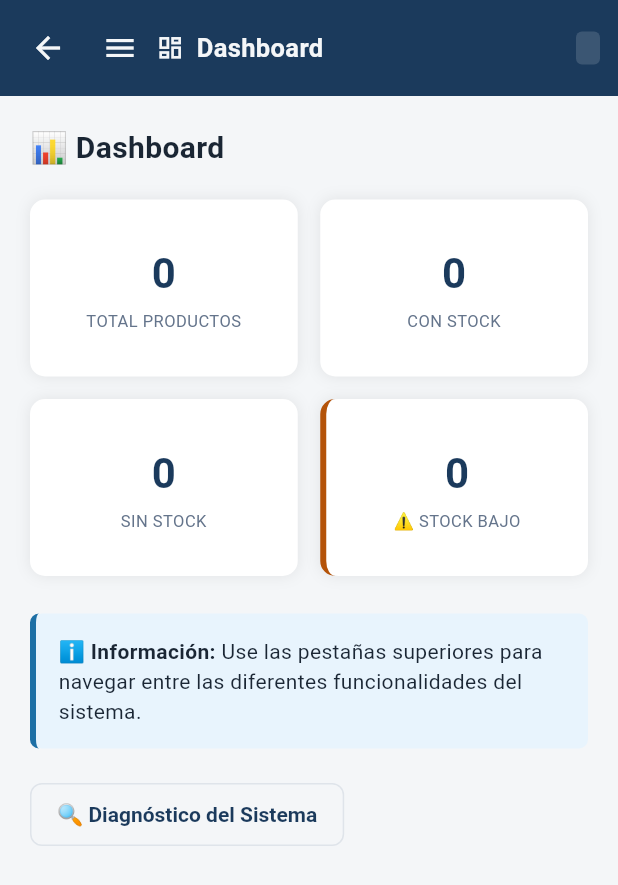
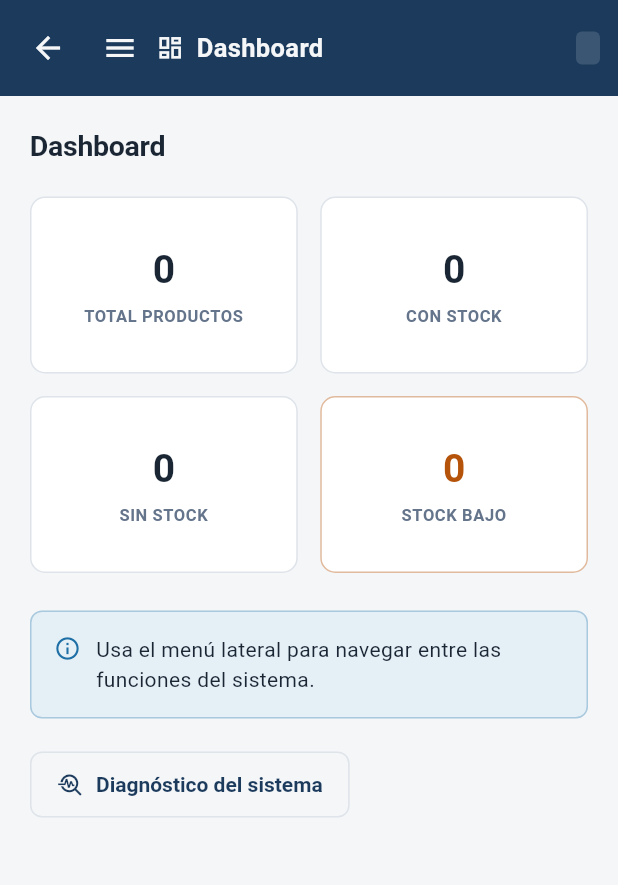
Before and after one commit to Alcano3520/sistema-inventario-logistica, a Flutter app: the AppShell screen opened directly, on a phone screen of 412 x 824 dp. Shown: the top 885 px of the screen. Run offline on Flutter 3.47's test engine with Material 3 defaults, Android fonts, the phone set to English and light mode, and no system bars; our stand-ins replace barcode_widget, connectivity_plus, file_picker, flutter_dotenv, flutter_riverpod, hive_flutter and 5 more; missing offline and left inert: excel, google_mlkit_text_recognition, mobile_scanner, pdfrx, postgrest; accounts and stored records are empty; network calls fail.

Commit message:
Mejoras en gestion de usuarios, dashboard, duplicados, carga masiva y perfil
Ajustes de UI y correcciones varias en estas pantallas (modulos
Barcos/Motos/Pruebas), consistentes con el rediseno de tema y los
roles ampliados.

Co-Authored-By: Claude Sonnet 5 <noreply@anthropic.com>
Claude-Session: https://claude.ai/code/session_0156i6jZxyVo13xVK6zftKwS

```diff
--- a/app/lib/features/dashboard/presentation/dashboard_screen.dart
+++ b/app/lib/features/dashboard/presentation/dashboard_screen.dart
@@ -4,6 +4,7 @@ import 'package:flutter_riverpod/flutter_riverpod.dart';
 import '../../../core/app_theme.dart';
 import '../../../core/modulos.dart';
 import '../../../core/supabase_config.dart';
+import '../../../shared/widgets/kpi_card.dart';
 import '../../auth/presentation/auth_providers.dart';
 import '../../duplicados/presentation/duplicados_screen.dart';
 import '../../productos/presentation/productos_providers.dart';
@@ -31,15 +32,15 @@ class DashboardScreen extends ConsumerWidget {
     showDialog(
       context: context,
       builder: (_) => AlertDialog(
-        title: const Text('🔍 Diagnóstico del Sistema'),
+        title: const Text('Diagnóstico del sistema'),
         content: Column(
           mainAxisSize: MainAxisSize.min,
           crossAxisAlignment: CrossAxisAlignment.start,
           children: [
-            Text('✅ Productos: ${productos.length}'),
-            Text('✅ Transacciones de entrada: $entradas'),
-            Text('✅ Transacciones de salida: $salidas'),
-            Text('✅ Usuarios registrados: $perfiles'),
+            Text('Productos: ${productos.length}'),
+            Text('Transacciones de entrada: $entradas'),
+            Text('Transacciones de salida: $salidas'),
+            Text('Usuarios registrados: $perfiles'),
           ],
         ),
         actions: [
@@ -67,11 +68,7 @@ class DashboardScreen extends ConsumerWidget {
             child: ListView(
               padding: const EdgeInsets.all(20),
               children: [
-                const Text(
-                  '📊 Dashboard',
-                  style: TextStyle(
-                      fontSize: 20, fontWeight: FontWeight.w600, color: AppColors.textPrimary),
-                ),
+                const Text('Dashboard', style: AppText.screenTitle),
                 const SizedBox(height: 20),
                 GridView(
                   shrinkWrap: true,
@@ -83,13 +80,10 @@ class DashboardScreen extends ConsumerWidget {
                     mainAxisExtent: 118,
                   ),
                   children: [
-                    _KpiCard(value: '$total', label: 'Total Productos'),
-                    _KpiCard(value: '$conStock', label: 'Con Stock'),
-                    _KpiCard(value: '$sinStock', label: 'Sin Stock'),
-                    _KpiCard(
-                        value: '${stockBajo.length}',
-                        label: '⚠️ Stock Bajo',
-                        warning: true),
+                    KpiCard(value: '$total', label: 'Total Productos'),
+                    KpiCard(value: '$conStock', label: 'Con Stock'),
+                    KpiCard(value: '$sinStock', label: 'Sin Stock'),
+                    KpiCard(value: '${stockBajo.length}', label: 'Stock Bajo', alerta: true),
                   ],
                 ),
                 const SizedBox(height: 25),
@@ -97,20 +91,22 @@ class DashboardScreen extends ConsumerWidget {
                   width: double.infinity,
                   padding: const EdgeInsets.all(15),
                   decoration: BoxDecoration(
-                    color: const Color(0xFFE8F4FD),
-                    borderRadius: BorderRadius.circular(6),
-                    border: const Border(left: BorderSide(color: AppColors.info, width: 4)),
+                    color: AppColors.infoBg,
+                    borderRadius: BorderRadius.circular(8),
+                    border: Border.all(color: AppColors.info.withValues(alpha: 0.3)),
                   ),
-                  child: const Text.rich(
-                    TextSpan(children: [
-                      TextSpan(
-                          text: 'ℹ️ Información: ',
-                          style: TextStyle(fontWeight: FontWeight.bold)),
-                      TextSpan(
-                          text:
-                              'Use las pestañas superiores para navegar entre las diferentes funcionalidades del sistema.'),
-                    ]),
-                    style: TextStyle(color: AppColors.textPrimary),
+                  child: Row(
+                    crossAxisAlignment: CrossAxisAlignment.start,
+                    children: [
+                      const Icon(Icons.info_outline, color: AppColors.info, size: 18),
+                      const SizedBox(width: 10),
+                      const Expanded(
+                        child: Text(
+                          'Usa el menú lateral para navegar entre las funciones del sistema.',
+                          style: AppText.body,
+                        ),
+                      ),
+                    ],
                   ),
                 ),
                 const SizedBox(height: 20),
@@ -118,17 +114,19 @@ class DashboardScreen extends ConsumerWidget {
                   spacing: 10,
                   runSpacing: 10,
                   children: [
-                    OutlinedButton(
+                    OutlinedButton.icon(
                       onPressed: () => _ejecutarDiagnostico(context, ref),
-                      child: const Text('🔍 Diagnóstico del Sistema'),
+                      icon: const Icon(Icons.troubleshoot_outlined, size: 18),
+                      label: const Text('Diagnóstico del sistema'),
                     ),
                     if (perfil?.esAdmin ?? false)
-                      OutlinedButton(
+                      OutlinedButton.icon(
                         onPressed: () => Navigator.of(context).push(
                           MaterialPageRoute(builder: (_) => const DuplicadosScreen()),
                         ),
+                        icon: const Icon(Icons.content_copy_outlined, size: 18),
                         style: OutlinedButton.styleFrom(foregroundColor: AppColors.warning),
-                        child: const Text('🔄 Gestionar Duplicados'),
+                        label: const Text('Gestionar duplicados'),
                       ),
                   ],
                 ),
@@ -138,21 +136,27 @@ class DashboardScreen extends ConsumerWidget {
                     width: double.infinity,
                     padding: const EdgeInsets.all(15),
                     decoration: BoxDecoration(
-                      color: const Color(0xFFFFF4E5),
-                      borderRadius: BorderRadius.circular(6),
-                      border: const Border(left: BorderSide(color: AppColors.warning, width: 4)),
+                      color: AppColors.warningBg,
+                      borderRadius: BorderRadius.circular(8),
+                      border: Border.all(color: AppColors.warning.withValues(alpha: 0.3)),
                     ),
                     child: Column(
                       crossAxisAlignment: CrossAxisAlignment.start,
                       children: [
-                        const Text('⚠️ Productos con Stock Bajo:',
-                            style: TextStyle(fontWeight: FontWeight.bold)),
+                        Row(
+                          children: const [
+                            Icon(Icons.warning_amber_outlined, color: AppColors.warning, size: 18),
+                            SizedBox(width: 8),
+                            Text('Productos con stock bajo', style: TextStyle(fontWeight: FontWeight.w600)),
+                          ],
+                        ),
                         const SizedBox(height: 8),
                         ...stockBajo.map(
                           (p) => Padding(
-                            padding: const EdgeInsets.only(left: 20, top: 4),
+                            padding: const EdgeInsets.only(left: 26, top: 4),
                             child: Text(
-                              '•  ${p.producto} (${p.cod}) — Stock: ${p.stock} / Mínimo: ${p.stockMinimo}',
+                              '${p.producto} (${p.cod}) — Stock: ${p.stock} / Mínimo: ${p.stockMinimo}',
+                              style: AppText.bodySecondary,
                             ),
                           ),
                         ),
@@ -164,45 +168,3 @@ class DashboardScreen extends ConsumerWidget {
           );
   }
 }
-
-class _KpiCard extends StatelessWidget {
-  final String value;
-  final String label;
-  final bool warning;
-
-  const _KpiCard({required this.value, required this.label, this.warning = false});
-
-  @override
-  Widget build(BuildContext context) {
-    return Container(
-      padding: const EdgeInsets.symmetric(horizontal: 14, vertical: 12),
-      decoration: BoxDecoration(
-        color: AppColors.surface,
-        borderRadius: BorderRadius.circular(10),
-        boxShadow: const [BoxShadow(color: Color(0x14000000), blurRadius: 8)],
-        border: warning ? const Border(left: BorderSide(color: AppColors.warning, width: 4)) : null,
-      ),
-      alignment: Alignment.center,
-      child: Column(
-        mainAxisAlignment: MainAxisAlignment.center,
-        mainAxisSize: MainAxisSize.min,
-        children: [
-          Text(
-            value,
-            maxLines: 1,
-            overflow: TextOverflow.ellipsis,
-            style: const TextStyle(fontSize: 28, fontWeight: FontWeight.bold, color: AppColors.primary),
-          ),
-          const SizedBox(height: 4),
-          Text(
-            label.toUpperCase(),
-            textAlign: TextAlign.center,
-            maxLines: 2,
-            overflow: TextOverflow.ellipsis,
-            style: const TextStyle(color: AppColors.textSecondary, fontSize: 11, letterSpacing: 0.3),
-          ),
-        ],
-      ),
-    );
-  }
-}
--- a/app/lib/features/usuarios/data/usuarios_repository.dart
+++ b/app/lib/features/usuarios/data/usuarios_repository.dart
@@ -33,6 +33,7 @@ class UsuariosRepository {
     required String usuario,
     required String password,
     required String rol,
+    String? oficio,
     required List<String> modulos,
   }) {
     return _invocar({
@@ -42,6 +43,7 @@ class UsuariosRepository {
       'usuario': usuario,
       'password': password,
       'rol': rol,
+      'oficio': ?oficio,
       'modulos': modulos,
     });
   }
@@ -50,6 +52,7 @@ class UsuariosRepository {
     required String id,
     String? nombre,
     String? rol,
+    String? oficio,
     bool? activo,
     List<String>? modulos,
   }) {
@@ -58,6 +61,7 @@ class UsuariosRepository {
       'id': id,
       'nombre': ?nombre,
       'rol': ?rol,
+      'oficio': ?oficio,
       'activo': ?activo,
       'modulos': ?modulos,
     });
```
Also changed, not shown: app/lib/features/carga_masiva/presentation/carga_masiva_screen.dart (+11 -14 lines), app/lib/features/carga_masiva/presentation/csv_import_panel.dart (+20 -36 lines), app/lib/features/carga_masiva/presentation/migracion_screen.dart (+13 -24 lines), app/lib/features/duplicados/presentation/duplicados_screen.dart (+24 -37 lines), app/lib/features/perfil/presentation/mi_perfil_screen.dart (+16 -31 lines), app/lib/features/usuarios/domain/usuario_admin.dart (+7 -0 lines), app/lib/features/usuarios/presentation/usuarios_screen.dart (+48 -16 lines).
